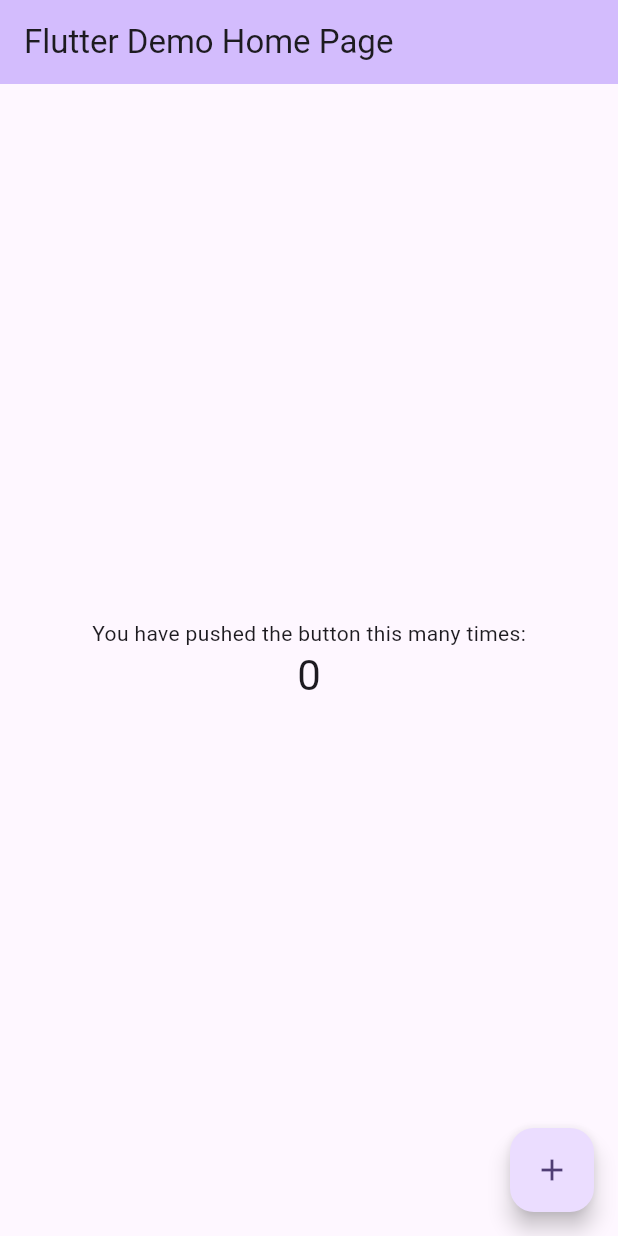
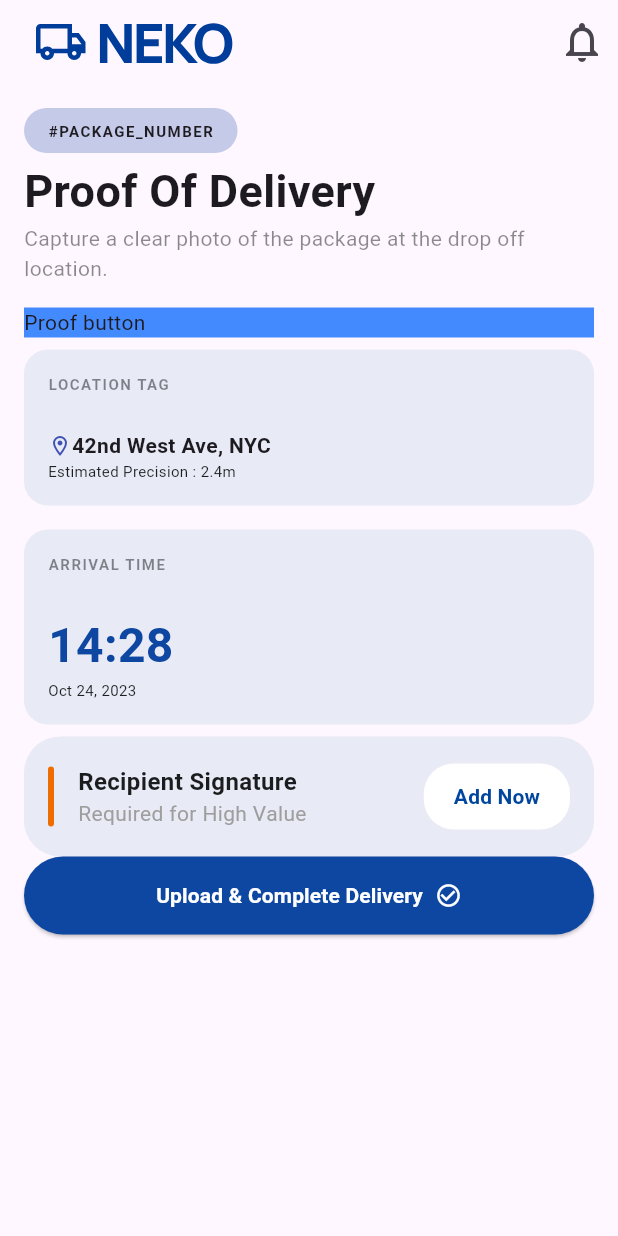
Before and after one commit to lauraneval/my_nekologistic_app, a Flutter app: the screen it shows after launch, on a phone screen of 412 x 824 dp. Run offline on Flutter 3.47's test engine with Material 3 defaults, Android fonts, the light colour scheme and no system bars; our stand-ins replace flutter_svg.

Commit message:
Progress UI : POD info, except camera UI

```diff
--- a/lib/main.dart
+++ b/lib/main.dart
@@ -1,4 +1,5 @@
 import 'package:flutter/material.dart';
+import 'package:my_nekologistic_app/proof_of_delivery/pages/pod.dart';
 
 void main() {
   runApp(const MyApp());
@@ -30,7 +31,7 @@ class MyApp extends StatelessWidget {
         // tested with just a hot reload.
         colorScheme: .fromSeed(seedColor: Colors.deepPurple),
       ),
-      home: const MyHomePage(title: 'Flutter Demo Home Page'),
+      home: ProofOfDeliveryPage(),
     );
   }
 }
--- /dev/null
+++ b/lib/proof_of_delivery/components/pod_cards.dart
@@ -0,0 +1,32 @@
+import 'package:flutter/material.dart';
+
+Widget podCards(String title, List<Widget> body) {
+  return Container(
+    padding: EdgeInsets.all(16),
+    margin: EdgeInsets.symmetric(vertical: 8),
+    decoration: BoxDecoration(
+      color: Colors.indigo[50],
+      borderRadius: BorderRadius.circular(16)
+    ),
+    child: Column(
+      crossAxisAlignment: CrossAxisAlignment.start,
+      children: [
+        Row(
+          children: [
+            Text(
+              title.toUpperCase(),
+              style: TextStyle(
+                  fontSize: 10,
+                  fontWeight: FontWeight.bold,
+                  color: Colors.black45,
+                  letterSpacing: 1
+              ),
+            ),
+          ],
+        ),
+        Padding(padding: EdgeInsets.only(top: 24)),
+        for (Widget widget in body) widget
+      ],
+    ),
+  );
+}
--- /dev/null
+++ b/lib/proof_of_delivery/components/secondary_appbar.dart
@@ -0,0 +1,26 @@
+import 'package:flutter/material.dart';
+import 'package:flutter_svg/flutter_svg.dart';
+
+AppBar secondaryAppbar() {
+  return AppBar(
+    title: IconButton(
+        onPressed: () {
+          print('Logo Clicked');
+        },
+        icon: SvgPicture.asset(
+            'assets/icons/neko_logistic_icon.svg'
+        )
+    ),
+    actions: [
+      IconButton(
+          onPressed: () {
+            print('Notification Clicked');
+          },
+          icon: Icon(
+            Icons.notifications_outlined,
+            size: 32,
+          )
+      )
+    ],
+  );
+}
--- /dev/null
+++ b/lib/proof_of_delivery/pages/pod.dart
@@ -0,0 +1,198 @@
+import 'package:flutter/material.dart';
+import 'package:my_nekologistic_app/proof_of_delivery/components/pod_cards.dart';
+import '../components/secondary_appbar.dart';
+
+class ProofOfDeliveryPage extends StatelessWidget {
+  @override
+  Widget build(BuildContext context) {
+    return Scaffold(
+      appBar: secondaryAppbar(),
+      body: Padding(
+        padding: const EdgeInsets.symmetric(horizontal: 16.0, vertical: 16.0),
+        child: Column(
+          crossAxisAlignment: CrossAxisAlignment.start,
+          children: [
+            Container(
+              margin: const EdgeInsets.only(bottom: 4),
+              padding: const EdgeInsets.symmetric(horizontal: 16.0, vertical: 8.0),
+              decoration: BoxDecoration(
+                color: Colors.indigo[100],
+                borderRadius: BorderRadius.circular(16)
+              ),
+              child: Text(
+                  "#PACKAGE_NUMBER",
+                style: TextStyle(
+                  fontSize: 10,
+                  fontWeight: FontWeight.bold,
+                  letterSpacing: 1
+                ),
+              ),
+            ),
+            Text(
+                "Proof Of Delivery",
+              style: TextStyle(
+                fontSize: 30,
+                fontWeight: FontWeight.w700,
+              ),
+            ),
+            Text(
+                "Capture a clear photo of the package at the drop off location.",
+              style: TextStyle(
+                fontSize: 14,
+                fontWeight: FontWeight.w400,
+                color: Colors.black45
+              ),
+            ),
+            Row(
+              children: [
+                Expanded(child: Container(
+                  margin: const EdgeInsets.only(top: 16),
+                  decoration: BoxDecoration(
+                    color: Colors.blueAccent
+                  ),
+                  child: Text("Proof button"),
+                ))
+              ],
+            ),
+            podCards(
+                "location tag",
+                [
+                  Row(
+                    children: [
+                      Icon(
+                          Icons.location_on_outlined,
+                        color: Colors.indigo,
+                        size: 16,
+                      ),
+                      Text(
+                          "42nd West Ave, NYC",
+                        style: TextStyle(
+                          fontSize: 14,
+                          fontWeight: FontWeight.bold,
+                        ),
+                      )
+                    ],
+                  ),
+                  Text(
+                      "Estimated Precision : 2.4m",
+                    style: TextStyle(
+                      fontSize: 10,
+                      fontWeight: FontWeight.w400,
+                      color: Colors.black87
+                    ),
+                  )
+                ]
+            ),
+            podCards(
+              "arrival time",
+              [
+                Text(
+                    "14:28",
+                  style: TextStyle(
+                    fontSize: 32,
+                    fontWeight: FontWeight.w700,
+                    color: Colors.blue[900]
+                  ),
+                ),
+                Text(
+                    "Oct 24, 2023",
+                  style: TextStyle(
+                    fontSize: 10,
+                    fontWeight: FontWeight.w400,
+                    color: Colors.black87
+                  ),
+                )
+              ]
+            ),
+            Container(
+              padding: const EdgeInsets.all(16.0),
+              decoration: BoxDecoration(
+                color: Colors.indigo[50], // Light blue background
+                borderRadius: BorderRadius.circular(24.0),
+              ),
+              child: Row(
+                children: [
+                  // The orange vertical indicator on the left
+                  Container(
+                    width: 4,
+                    height: 40,
+                    decoration: BoxDecoration(
+                      color: Colors.orange[800],
+                      borderRadius: BorderRadius.circular(2),
+                    ),
+                  ),
+                  const SizedBox(width: 16),
+                  // Text Section
+                  Expanded(
+                    child: Column(
+                      crossAxisAlignment: CrossAxisAlignment.start,
+                      mainAxisSize: MainAxisSize.min,
+                      children: const [
+                        Text(
+                          'Recipient Signature',
+                          style: TextStyle(
+                            fontWeight: FontWeight.bold,
+                            fontSize: 16,
+                            color: Color(0xFF1A1C1E),
+                          ),
+                        ),
+                        Text(
+                          'Required for High Value',
+                          style: TextStyle(
+                            fontSize: 14,
+                            color: Colors.grey,
+                          ),
+                        ),
+                      ],
+                    ),
+                  ),
+                  // The "Add Now" Button
+                  ElevatedButton(
+                    onPressed: () {},
+                    style: ElevatedButton.styleFrom(
+                      backgroundColor: Colors.white,
+                      foregroundColor: const Color(0xFF00459E), // Navy blue text
+                      elevation: 0,
+                      shape: RoundedRectangleBorder(
+                        borderRadius: BorderRadius.circular(20),
+                      ),
+                      padding: const EdgeInsets.symmetric(horizontal: 20, vertical: 12),
+                    ),
+                    child: const Text('Add Now', style: TextStyle(fontWeight: FontWeight.bold)),
+                  ),
+                ],
+              ),
+            ),
+            ElevatedButton(
+                onPressed: () {},
+                style: ElevatedButton.styleFrom(
+                  backgroundColor: Colors.blue[900]
+                ),
+                child: Padding(
+                  padding: EdgeInsetsGeometry.symmetric(vertical: 16),
+                  child: Row(
+                    mainAxisAlignment: MainAxisAlignment.center,
+                    children: [
+                      Text(
+                          "Upload & Complete Delivery",
+                          style: TextStyle(
+                              fontSize: 14,
+                              fontWeight: FontWeight.bold,
+                              color: Colors.white
+                          )
+                      ),
+                      Padding(padding: EdgeInsets.only(left: 8)),
+                      Icon(
+                        Icons.check_circle_outline,
+                        color: Colors.white,
+                      )
+                    ],
+                  ),
+                )
+            )
+          ],
+        )
+      ),
+    );
+  }
+}
--- a/pubspec.yaml
+++ b/pubspec.yaml
@@ -34,6 +34,8 @@ dependencies:
   # The following adds the Cupertino Icons font to your application.
   # Use with the CupertinoIcons class for iOS style icons.
   cupertino_icons: ^1.0.8
+  flutter_svg: ^2.2.4 # Import Lib for displaying SVG
+  camera: ^0.12.0 # Import Lib for Camera
 
 dev_dependencies:
   flutter_test:
@@ -58,7 +60,9 @@ flutter:
   uses-material-design: true
 
   # To add assets to your application, add an assets section, like this:
-  # assets:
+  assets:
+    - assets/images/
+    - assets/icons/
   #   - images/a_dot_burr.jpeg
   #   - images/a_dot_ham.jpeg
 
```
Also changed, not shown: assets/icons/neko_logistic_icon.svg (added), assets/images/images.png (added), pubspec.lock.
